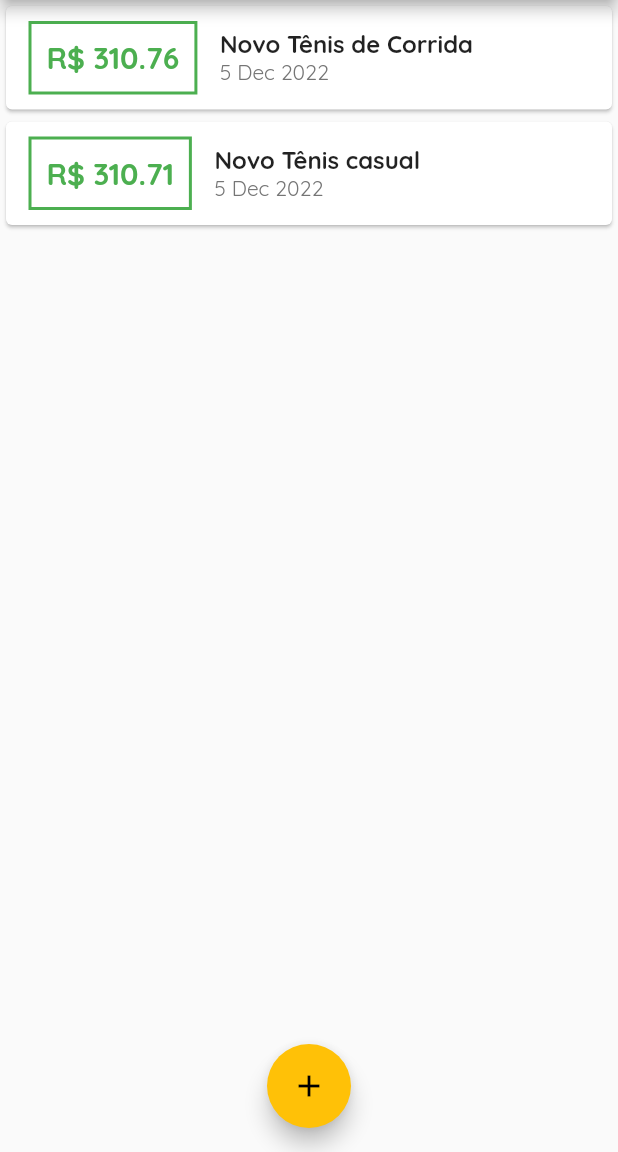
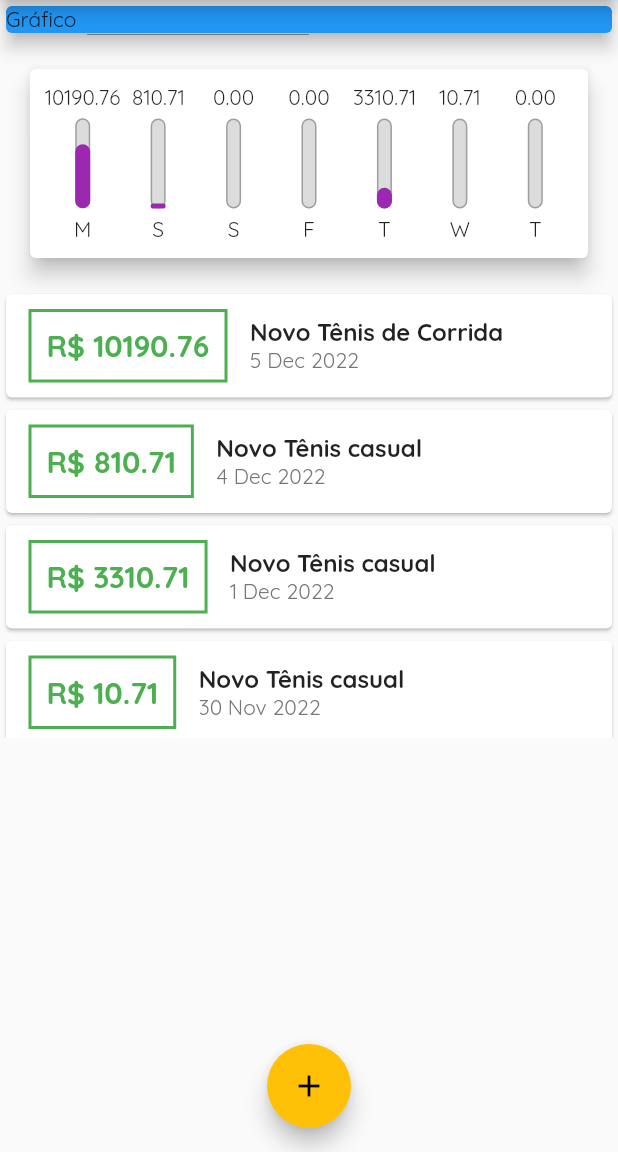
Before and after one commit to llucasmota/expenses-app, a Flutter app: the screen it shows after launch, on a phone screen of 412 x 824 dp, the part 84-1236 px from its top. Run offline on Flutter 3.47's test engine with Material 2 defaults, Android fonts, the phone set to English and light mode, and no system bars.

Commit message:
feat(*): adding waiting image, chart component, transaction_form component and treansaction component

```diff
--- /dev/null
+++ b/lib/components/chart.dart
@@ -0,0 +1,73 @@
+import 'package:expenses/components/chart_bar.dart';
+import 'package:expenses/models/transaction.dart';
+import 'package:flutter/material.dart';
+import 'package:flutter/src/widgets/container.dart';
+import 'package:flutter/src/widgets/framework.dart';
+import 'package:intl/intl.dart';
+
+class Chart extends StatelessWidget {
+  final List<Transaction> recentTransaction;
+
+  const Chart(this.recentTransaction, {super.key});
+/**
+ * List.generate recebe o tamanho primeiramente e o indice
+ */
+  List<Map<String, Object>> get groupedTransactions {
+    /**
+     * Duration pega o dia de hoje e subtrai o valor do index
+     */
+    return List.generate(7, (index) {
+      final weekDay = DateTime.now().subtract(
+        Duration(days: index),
+      );
+
+      double totalSum = 0.0;
+
+      for (var i = 0; i < recentTransaction.length; i++) {
+        bool sameDay = recentTransaction[i].date.day == weekDay.day;
+        bool sameMonth = recentTransaction[i].date.month == weekDay.month;
+        bool sameYear = recentTransaction[i].date.year == weekDay.year;
+        bool sameDMY = sameDay && sameMonth && sameYear;
+
+        if (sameDMY) {
+          totalSum += recentTransaction[i].value;
+        }
+      }
+
+/**
+ * DateFormat.E().format(weekDay)[0]
+ * pega a primeirta letra do dia
+ */
+      return {'day': DateFormat.E().format(weekDay)[0], 'value': totalSum};
+    });
+  }
+
+  double get _weekTotalValue {
+    return groupedTransactions.fold(
+        0.0, (sum, tr) => sum + (tr['value'] as double));
+  }
+
+  @override
+  Widget build(BuildContext context) {
+    groupedTransactions;
+    return Card(
+      elevation: 6,
+      margin: EdgeInsets.all(20),
+      child: Padding(
+        padding: const EdgeInsets.all(10),
+        child: Row(
+          mainAxisAlignment: MainAxisAlignment.spaceAround,
+          children: groupedTransactions.map((trGrouped) {
+            return Flexible(
+              fit: FlexFit.tight,
+              child: ChartBar(
+                  label: '${trGrouped['day']}',
+                  value: double.parse('${trGrouped['value']}'),
+                  percentage: (trGrouped['value'] as double) / _weekTotalValue),
+            );
+          }).toList(),
+        ),
+      ),
+    );
+  }
+}
--- /dev/null
+++ b/lib/components/chart_bar.dart
@@ -0,0 +1,47 @@
+import 'package:flutter/material.dart';
+import 'package:flutter/src/widgets/container.dart';
+import 'package:flutter/src/widgets/framework.dart';
+
+class ChartBar extends StatelessWidget {
+  final String label;
+  final double value;
+  final double percentage;
+
+  ChartBar(
+      {required this.label, required this.value, required this.percentage});
+  @override
+  Widget build(BuildContext context) {
+    return Column(
+      children: <Widget>[
+        FittedBox(child: Text('${value.toStringAsFixed(2)}')),
+        SizedBox(height: 5),
+        Container(
+          height: 60,
+          width: 10,
+          child: Stack(
+            alignment: Alignment.bottomCenter,
+            children: <Widget>[
+              Container(
+                decoration: BoxDecoration(
+                    border: Border.all(color: Colors.grey, width: 1.0),
+                    color: Color.fromRGBO(220, 220, 220, 1),
+                    borderRadius: BorderRadius.circular(5)),
+              ),
+              FractionallySizedBox(
+                heightFactor: percentage,
+                child: Container(
+                  decoration: BoxDecoration(
+                    color: Theme.of(context).primaryColor,
+                    borderRadius: BorderRadius.circular(5),
+                  ),
+                ),
+              )
+            ],
+          ),
+        ),
+        SizedBox(height: 5),
+        Text(label)
+      ],
+    );
+  }
+}
--- a/lib/components/transaction_form.dart
+++ b/lib/components/transaction_form.dart
@@ -34,12 +34,13 @@ class _TransactionFormState extends State<TransactionForm> {
             TextField(
                 controller: titleController,
                 onSubmitted: (_) => _submitForm(),
-                decoration: InputDecoration(labelText: 'Título')),
+                decoration: const InputDecoration(labelText: 'Título')),
             TextField(
                 controller: valueController,
-                keyboardType: TextInputType.numberWithOptions(decimal: true),
+                keyboardType:
+                    const TextInputType.numberWithOptions(decimal: true),
                 onSubmitted: (_) => _submitForm(),
-                decoration: InputDecoration(labelText: 'Valor (R\$)')),
+                decoration: const InputDecoration(labelText: 'Valor (R\$)')),
             Row(
               mainAxisAlignment: MainAxisAlignment.end,
               children: [
--- a/lib/components/transaction_list.dart
+++ b/lib/components/transaction_list.dart
@@ -10,7 +10,26 @@ class TransactionList extends StatelessWidget {
   Widget build(BuildContext context) {
     return Container(
       height: 300,
-      child: ListView.builder(
+      child: transactions.isEmpty
+          ? Column(
+              children: <Widget>[
+                SizedBox(height: 20),
+                Text(
+                  'Nenhuma transação cadastrada',
+                  style: Theme.of(context).textTheme.titleLarge,
+                ),
+                SizedBox(height: 20),
+                Container(
+                  padding: EdgeInsets.all(10),
+                  height: 200,
+                  child: Image.asset(
+                    'assets/images/waiting.png',
+                    fit: BoxFit.cover,
+                  ),
+                )
+              ],
+            )
+          : ListView.builder(
               itemCount: transactions.length,
               itemBuilder: (ctx, index) {
                 final transaction = transactions[index];
@@ -18,7 +37,8 @@ class TransactionList extends StatelessWidget {
                     child: Row(
                   children: <Widget>[
                     Container(
-                margin: EdgeInsets.symmetric(horizontal: 15, vertical: 10),
+                      margin:
+                          EdgeInsets.symmetric(horizontal: 15, vertical: 10),
                       decoration: BoxDecoration(
                           border: Border.all(color: Colors.green, width: 2)),
                       padding: EdgeInsets.all(10),
@@ -35,7 +55,8 @@ class TransactionList extends StatelessWidget {
                       children: <Widget>[
                         Text(
                           transaction.title,
-                    style: TextStyle(fontWeight: FontWeight.bold, fontSize: 16),
+                          style: TextStyle(
+                              fontWeight: FontWeight.bold, fontSize: 16),
                         ),
                         Text(
                           DateFormat('d MMM y').format(transaction.date),
--- a/lib/main.dart
+++ b/lib/main.dart
@@ -1,4 +1,6 @@
 import 'dart:math';
+import 'package:expenses/components/chart.dart';
+
 import './components/transaction_form.dart';
 import 'package:expenses/components/transaction_list.dart';
 import 'package:expenses/models/transaction.dart';
@@ -32,18 +34,34 @@ class MyHomePage extends StatefulWidget {
 }
 
 class _MyHomePageState extends State<MyHomePage> {
-  final _transactions = [
+  final List<Transaction> _transactions = [
     Transaction(
         id: 'one',
         title: 'Novo Tênis de Corrida',
-        value: 310.76,
-        date: DateTime.now()),
+        value: 10190.76,
+        date: DateTime.now().subtract(Duration(days: 0))),
     Transaction(
         id: 'two',
         title: 'Novo Tênis casual',
-        value: 310.71,
-        date: DateTime.now()),
+        value: 810.71,
+        date: DateTime.now().subtract(Duration(days: 1))),
+    Transaction(
+        id: 'two',
+        title: 'Novo Tênis casual',
+        value: 3310.71,
+        date: DateTime.now().subtract(Duration(days: 4))),
+    Transaction(
+        id: 'two',
+        title: 'Novo Tênis casual',
+        value: 10.71,
+        date: DateTime.now().subtract(Duration(days: 5))),
   ];
+
+  List<Transaction> get _recentTransactions {
+    return _transactions.where((tr) {
+      return tr.date.isAfter(DateTime.now().subtract(Duration(days: 7)));
+    }).toList();
+  }
 
   _addTransaction(String title, double value) {
     final newTransaction = Transaction(
@@ -82,13 +100,14 @@ class _MyHomePageState extends State<MyHomePage> {
         child: Column(
             crossAxisAlignment: CrossAxisAlignment.stretch,
             children: <Widget>[
-              // Container(
-              //   child: const Card(
-              //     color: Colors.blue,
-              //     elevation: 5,
-              //     child: Text('Gráfico'),
-              //   ),
-              // ),
+              Container(
+                child: const Card(
+                  color: Colors.blue,
+                  elevation: 5,
+                  child: Text('Gráfico'),
+                ),
+              ),
+              Chart(_recentTransactions),
               TransactionList(_transactions),
             ]),
       ),
--- a/pubspec.yaml
+++ b/pubspec.yaml
@@ -61,9 +61,8 @@ flutter:
   uses-material-design: true
 
   # To add assets to your application, add an assets section, like this:
-  # assets:
-  #   - images/a_dot_burr.jpeg
-  #   - images/a_dot_ham.jpeg
+  assets:
+    - assets/images/waiting.png
 
   # An image asset can refer to one or more resolution-specific "variants", see
   # https://flutter.dev/assets-and-images/#resolution-aware
```
Also changed, not shown: assets/images/waiting.png (added). Lines whose indentation alone changed are shown as unchanged.
